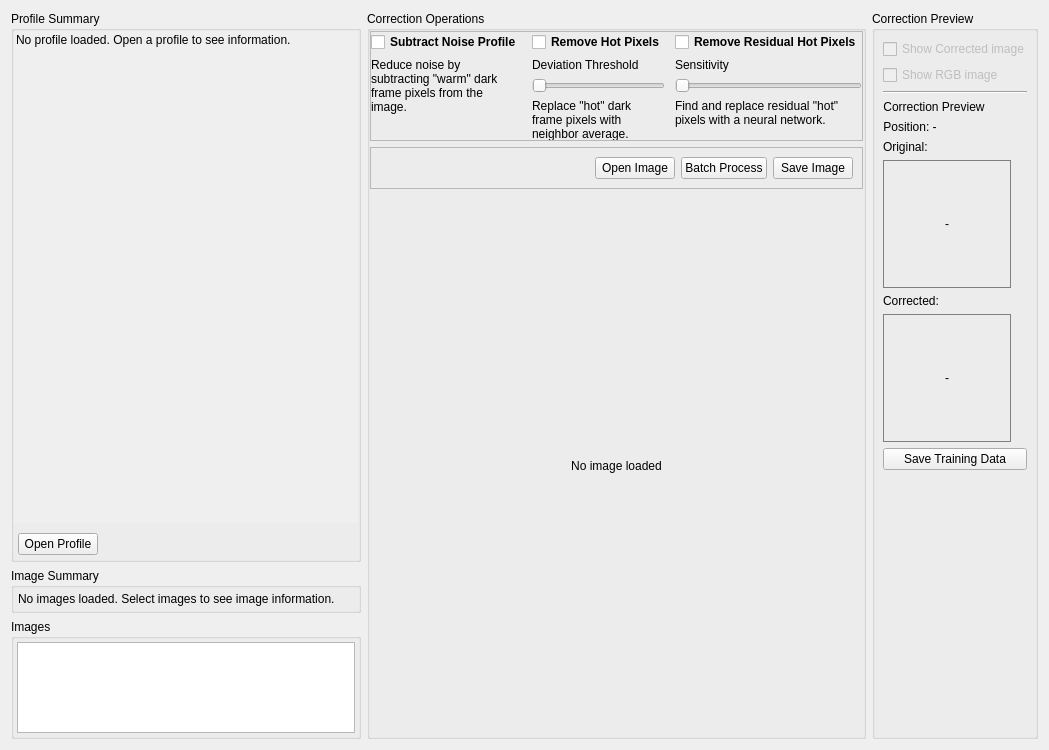
The window that src/hotpixels/ui/image_correction_tab.ui (gkyle/hotpixels) describes before a commit, drawn with Qt 5.
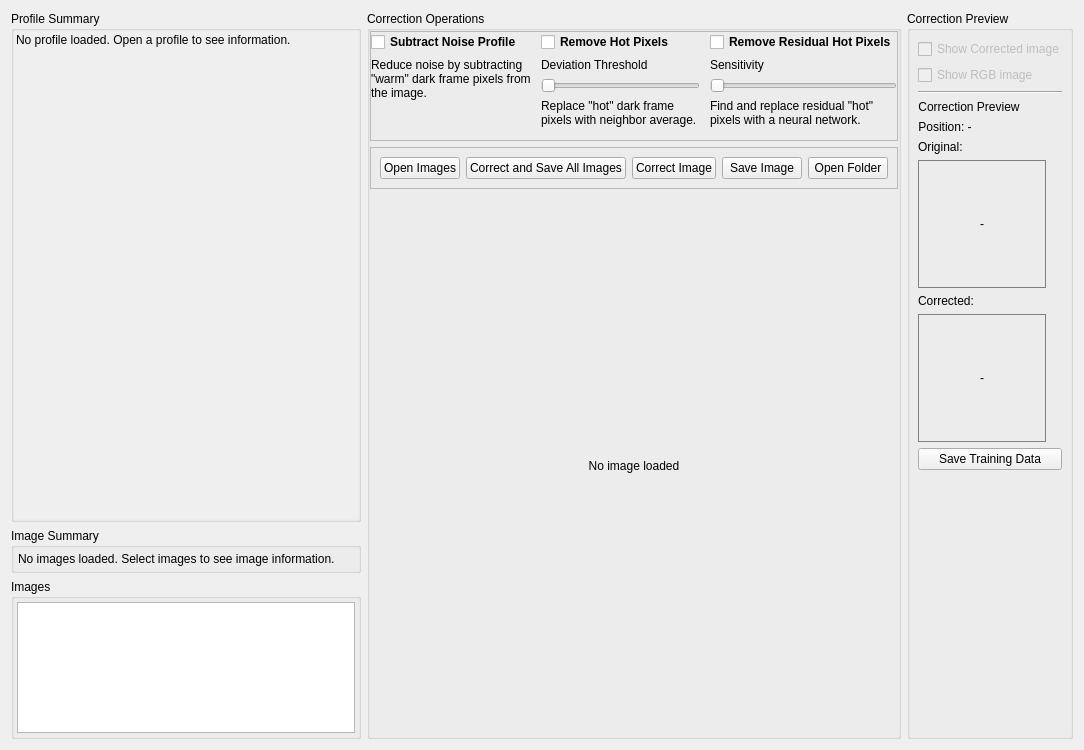
The same window after the commit.

Commit message: UI: Correction usability

The edit to the form file:
```diff
--- a/src/hotpixels/ui/image_correction_tab.ui
+++ b/src/hotpixels/ui/image_correction_tab.ui
@@ -119,7 +119,7 @@
                   <x>0</x>
                   <y>0</y>
                   <width>348</width>
-                  <height>536</height>
+                  <height>400</height>
                  </rect>
                 </property>
                 <layout class="QVBoxLayout" name="statisticsScrollLayout">
@@ -171,45 +171,6 @@
                </widget>
               </widget>
              </item>
-             <item>
-              <layout class="QHBoxLayout" name="profileButtonsLayout">
-               <property name="spacing">
-                <number>6</number>
-               </property>
-               <property name="leftMargin">
-                <number>4</number>
-               </property>
-               <property name="topMargin">
-                <number>4</number>
-               </property>
-               <property name="rightMargin">
-                <number>4</number>
-               </property>
-               <property name="bottomMargin">
-                <number>4</number>
-               </property>
-               <item>
-                <widget class="QPushButton" name="pushButton">
-                 <property name="text">
-                  <string>Open Profile</string>
-                 </property>
-                </widget>
-               </item>
-               <item>
-                <spacer name="profileButtonsSpacer">
-                 <property name="orientation">
-                  <enum>Qt::Horizontal</enum>
-                 </property>
-                 <property name="sizeHint" stdset="0">
-                  <size>
-                   <width>40</width>
-                   <height>20</height>
-                  </size>
-                 </property>
-                </spacer>
-               </item>
-              </layout>
-             </item>
             </layout>
            </widget>
           </item>
@@ -267,7 +228,7 @@
             <property name="maximumSize">
              <size>
               <width>16777215</width>
-              <height>120</height>
+              <height>160</height>
              </size>
             </property>
             <property name="title">
@@ -291,7 +252,7 @@
                <property name="maximumSize">
                 <size>
                  <width>16777215</width>
-                 <height>100</height>
+                 <height>140</height>
                 </size>
                </property>
                <property name="alternatingRowColors">
@@ -614,14 +575,21 @@
                <bool>true</bool>
               </property>
               <property name="text">
-               <string>Open Image</string>
+               <string>Open Images</string>
               </property>
              </widget>
             </item>
             <item>
              <widget class="QPushButton" name="batchProcessButton">
               <property name="text">
-               <string>Batch Process</string>
+               <string>Correct and Save All Images</string>
+              </property>
+             </widget>
+            </item>
+            <item>
+             <widget class="QPushButton" name="correctImageButton">
+              <property name="text">
+               <string>Correct Image</string>
               </property>
              </widget>
             </item>
@@ -632,6 +600,13 @@
               </property>
              </widget>
             </item>
+            <item>
+             <widget class="QPushButton" name="openFolderButton">
+              <property name="text">
+               <string>Open Folder</string>
+              </property>
+             </widget>
+            </item>
            </layout>
           </widget>
          </item>
```
The commit also changes 2 other files.
